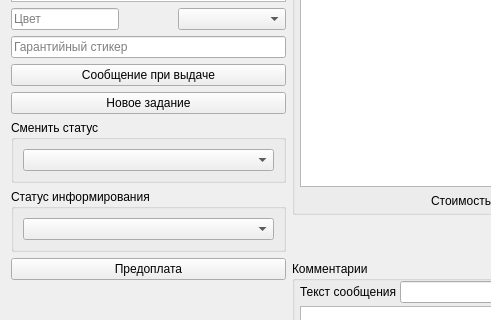
Old version of the form tabrepair.ui in the repository solderercb/snap_crm; both pictures show x 0 to 491 and y 370 to 690 of the 1176 by 948 pixel window.
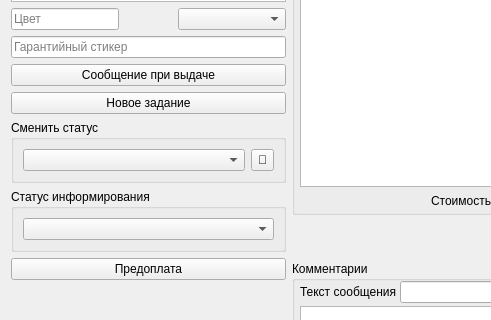
New version of the form. Custom widgets are drawn as their Qt base class.

What changed in the file:
```diff
--- a/tabrepair.ui
+++ b/tabrepair.ui
@@ -436,6 +436,28 @@
                 <horstretch>0</horstretch>
                 <verstretch>0</verstretch>
                </sizepolicy>
+              </property>
+              <property name="insertPolicy">
+               <enum>QComboBox::NoInsert</enum>
+              </property>
+             </widget>
+            </item>
+            <item row="0" column="1">
+             <widget class="QToolButton" name="toolButtonSaveStatus">
+              <property name="sizePolicy">
+               <sizepolicy hsizetype="Fixed" vsizetype="Minimum">
+                <horstretch>0</horstretch>
+                <verstretch>0</verstretch>
+               </sizepolicy>
+              </property>
+              <property name="minimumSize">
+               <size>
+                <width>0</width>
+                <height>20</height>
+               </size>
+              </property>
+              <property name="text">
+               <string>💾</string>
               </property>
              </widget>
             </item>
@@ -1245,6 +1267,11 @@
    <extends>QTableView</extends>
    <header>tabrepair.h</header>
   </customwidget>
+  <customwidget>
+   <class>MComboBox</class>
+   <extends>QComboBox</extends>
+   <header location="global">mcombobox.h</header>
+  </customwidget>
  </customwidgets>
  <tabstops>
   <tabstop>buttonMedia</tabstop>
```
Left out of the diff: 5 changed lines with no effect on the pictures.
